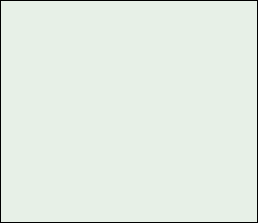
Above: GSlot.ui from Shebli/ScrabbleDash before the change. Below: the same form after it.
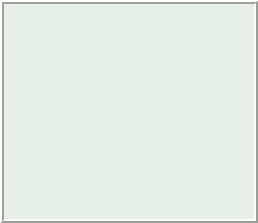
That is the form after the change.

What changed in the file:
```diff
--- a/GSlot.ui
+++ b/GSlot.ui
@@ -26,10 +26,10 @@
    <enum>QFrame::Box</enum>
   </property>
   <property name="frameShadow">
-   <enum>QFrame::Plain</enum>
+   <enum>QFrame::Raised</enum>
   </property>
   <property name="lineWidth">
-   <number>1</number>
+   <number>2</number>
   </property>
   <property name="midLineWidth">
    <number>0</number>
@@ -39,16 +39,16 @@
     <number>0</number>
    </property>
    <property name="leftMargin">
-    <number>3</number>
+    <number>1</number>
    </property>
    <property name="topMargin">
-    <number>3</number>
+    <number>1</number>
    </property>
    <property name="rightMargin">
-    <number>3</number>
+    <number>1</number>
    </property>
    <property name="bottomMargin">
-    <number>3</number>
+    <number>1</number>
    </property>
   </layout>
  </widget>
```
